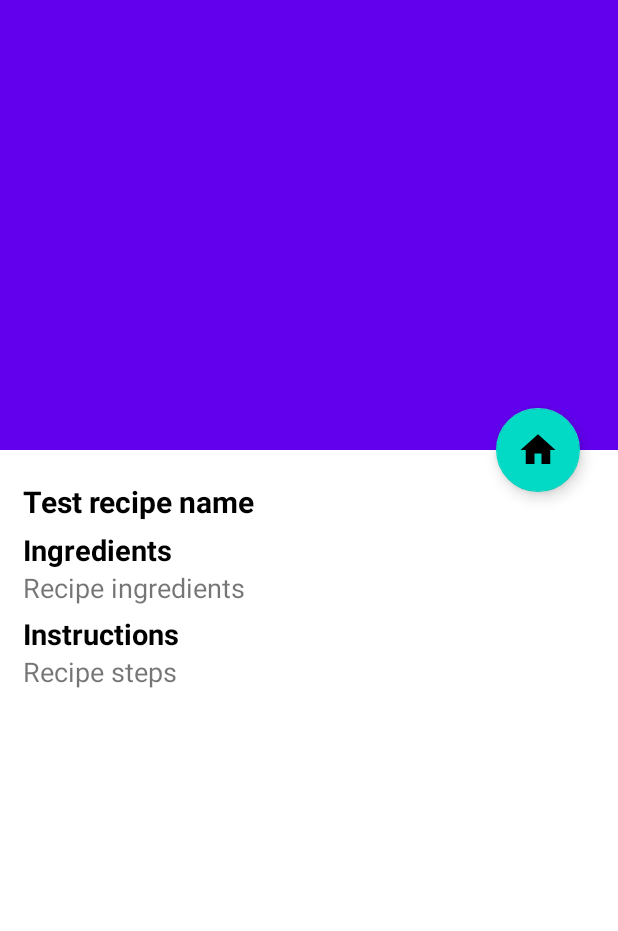
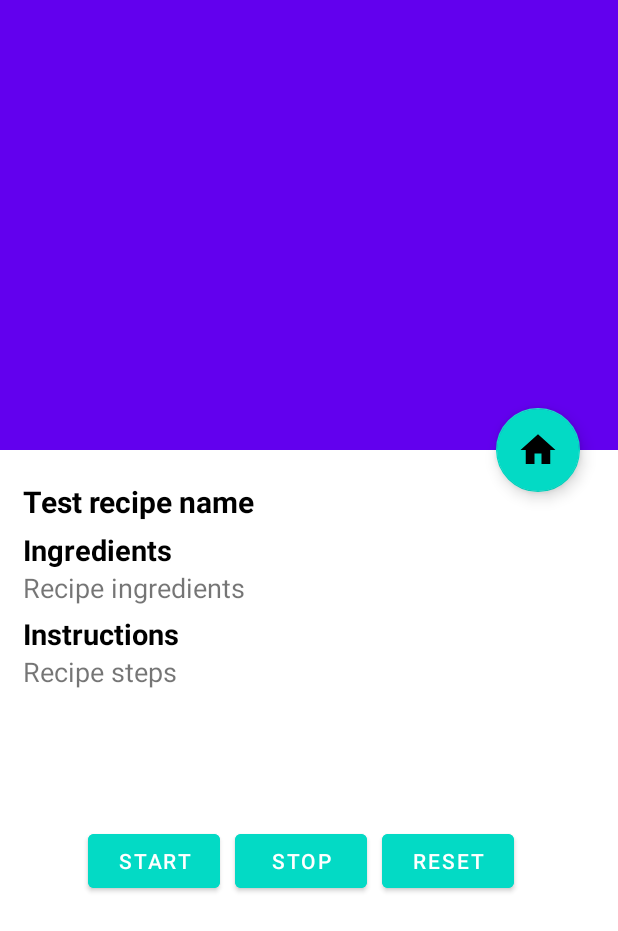
Before and after one commit to jakub-mrow/RecipesApp, an Android app: the layout fragment_recipe.xml on its own in the app's theme, with its tools: preview values and no code run, on a phone screen of 412 x 824 dp. Shown: the top 931 px of the screen. Run offline under Robolectric (Android 15) with nearby library versions, the phone set to English and light mode, and no system bars.

Commit message:
feat: added timer and adjusted landscape mode

```diff
--- a/app/src/main/java/com/example/recipesapp/MainActivity.kt
+++ b/app/src/main/java/com/example/recipesapp/MainActivity.kt
@@ -1,5 +1,6 @@
 package com.example.recipesapp
 
+import android.content.pm.ActivityInfo
 import android.os.Bundle
 import android.view.MenuItem
 import androidx.appcompat.app.AppCompatActivity
@@ -17,6 +18,8 @@ class MainActivity : AppCompatActivity() {
         super.onCreate(savedInstanceState)
         binding = ActivityMainBinding.inflate(layoutInflater)
         setContentView(binding.root)
+
+        setRequestedOrientation(ActivityInfo.SCREEN_ORIENTATION_SENSOR);
 
         setSupportActionBar(binding.toolbarLayout)
 
--- /dev/null
+++ b/app/src/main/res/drawable/ic_baseline_arrow_drop_down_24.xml
@@ -0,0 +1,5 @@
+<vector android:height="24dp" android:tint="#000000"
+    android:viewportHeight="24" android:viewportWidth="24"
+    android:width="24dp" xmlns:android="http://schemas.android.com/apk/res/android">
+    <path android:fillColor="@android:color/white" android:pathData="M7,10l5,5 5,-5z"/>
+</vector>
--- /dev/null
+++ b/app/src/main/res/drawable/ic_baseline_arrow_drop_up_24.xml
@@ -0,0 +1,5 @@
+<vector android:height="24dp" android:tint="#000000"
+    android:viewportHeight="24" android:viewportWidth="24"
+    android:width="24dp" xmlns:android="http://schemas.android.com/apk/res/android">
+    <path android:fillColor="@android:color/white" android:pathData="M7,14l5,-5 5,5z"/>
+</vector>
--- a/app/src/main/res/layout/fragment_recipe.xml
+++ b/app/src/main/res/layout/fragment_recipe.xml
@@ -118,6 +118,57 @@
                 android:justificationMode="inter_word"
                 />
 
+            <TextView
+                android:id="@+id/time_view"
+                android:layout_width="wrap_content"
+                android:layout_height="wrap_content"
+                android:layout_gravity="center_horizontal"
+                android:textAppearance="@android:style/TextAppearance.Large"
+                android:textSize="56sp"
+                />
+
+            <LinearLayout
+                android:layout_width="match_parent"
+                android:layout_height="match_parent"
+                android:orientation="horizontal"
+                android:gravity="center"
+                android:padding="15dp"
+                >
+
+                <Button
+                    android:id="@+id/start_button"
+                    android:layout_width="wrap_content"
+                    android:layout_height="wrap_content"
+                    android:layout_gravity="center_horizontal"
+                    android:layout_marginTop="20dp"
+                    android:layout_marginEnd="10dp"
+                    android:backgroundTint="@color/teal_200"
+                    android:text="start"
+                    />
+                <Button
+                    android:id="@+id/stop_button"
+                    android:layout_width="wrap_content"
+                    android:layout_height="wrap_content"
+                    android:layout_gravity="center_horizontal"
+                    android:layout_marginTop="8dp"
+                    android:layout_marginEnd="10dp"
+                    android:backgroundTint="@color/teal_200"
+                    android:text="Stop"
+                    />
+
+                <Button
+                    android:id="@+id/reset_button"
+                    android:layout_width="wrap_content"
+                    android:layout_height="wrap_content"
+                    android:layout_gravity="center_horizontal"
+                    android:layout_marginTop="8dp"
+                    android:layout_marginEnd="10dp"
+                    android:backgroundTint="@color/teal_200"
+                    android:text="Reset"
+                    />
+            </LinearLayout>
+
+
         </LinearLayout>
     </androidx.core.widget.NestedScrollView>
 
--- a/app/src/main/res/layout/fragment_view_pager.xml
+++ b/app/src/main/res/layout/fragment_view_pager.xml
@@ -31,6 +31,7 @@
             app:tabIndicatorColor="@color/white"
             app:tabInlineLabel="true"
             app:tabMode="fixed"
+            app:tabMaxWidth="0dp"
             app:tabTextAppearance="@style/CustomTabStyle"
             app:tabTextColor="@android:color/white" />
 
```
Also changed, not shown: app/src/main/java/com/example/recipesapp/fragments/RecipeFragment.kt (+89 -2 lines).
